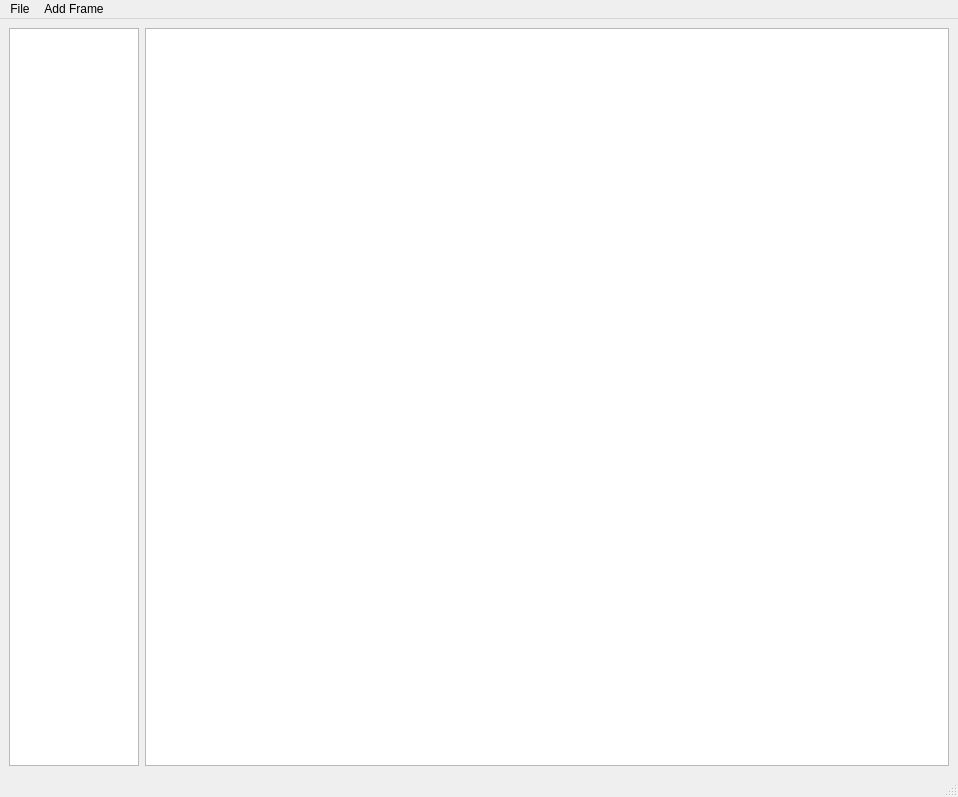
Above: mainwindow.ui from MettAllen/UIPrototypeEditor before the change. Below: the same form after it.
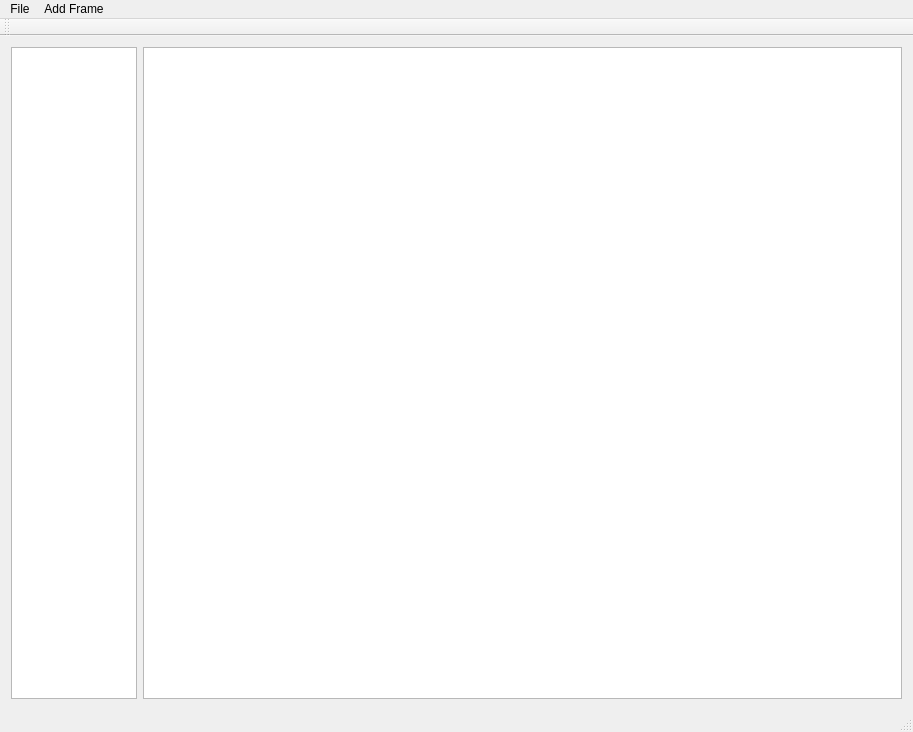
That is the form after the change. Icons and pictures are not drawn.

Commit message: Add new class system. Add re-size function. Refactoring resources file

What changed in the file:
```diff
--- a/mainwindow.ui
+++ b/mainwindow.ui
@@ -6,8 +6,8 @@
    <rect>
     <x>0</x>
     <y>0</y>
-    <width>958</width>
-    <height>797</height>
+    <width>913</width>
+    <height>729</height>
    </rect>
   </property>
   <property name="windowTitle">
@@ -27,8 +27,11 @@
     </item>
     <item>
      <widget class="QGraphicsView" name="WorkPlaceGV">
-      <property name="styleSheet">
-       <string notr="true"/>
+      <property name="minimumSize">
+       <size>
+        <width>759</width>
+        <height>652</height>
+       </size>
       </property>
      </widget>
     </item>
@@ -39,7 +42,7 @@
     <rect>
      <x>0</x>
      <y>0</y>
-     <width>958</width>
+     <width>913</width>
      <height>20</height>
     </rect>
    </property>
@@ -61,7 +64,27 @@
    <addaction name="menuFile"/>
    <addaction name="menuAdd_Frame"/>
   </widget>
-  <widget class="QStatusBar" name="statusbar"/>
+  <widget class="QToolBar" name="mainToolBar">
+   <attribute name="toolBarArea">
+    <enum>TopToolBarArea</enum>
+   </attribute>
+   <attribute name="toolBarBreak">
+    <bool>false</bool>
+   </attribute>
+  </widget>
+  <widget class="QStatusBar" name="statusBar"/>
+  <action name="actionOpen">
+   <property name="icon">
+    <iconset resource="Resources.qrc">
+     <normaloff>:/Resources/icon/open.png</normaloff>:/Resources/icon/open.png</iconset>
+   </property>
+   <property name="text">
+    <string>Open</string>
+   </property>
+   <property name="shortcut">
+    <string>Ctrl+O</string>
+   </property>
+  </action>
   <action name="actionSave_As">
    <property name="text">
     <string>Save As</string>
@@ -106,6 +129,7 @@
    </property>
   </action>
  </widget>
+ <layoutdefault spacing="6" margin="11"/>
  <resources>
   <include location="MRes.qrc"/>
  </resources>
```
Left out of the diff: 36 changed lines with no effect on the pictures. The commit also changes 73 other files.
